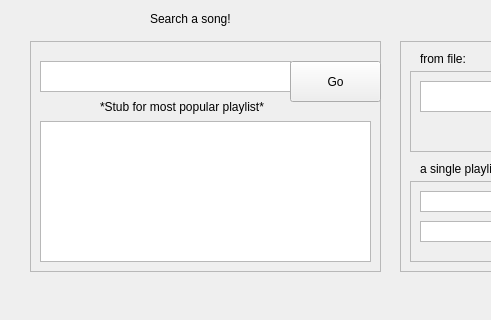
Old version of the form Playlist/mainwindow.ui in the repository pvelarde/playlist; both pictures show x 0 to 491 and y 206 to 526 of the 835 by 526 pixel window.
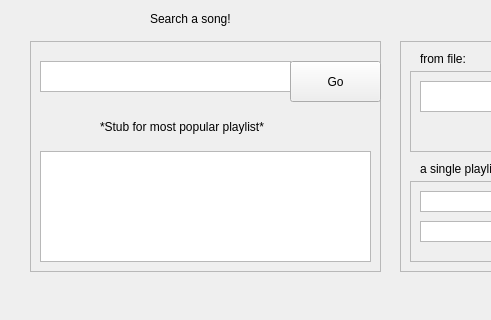
New version of the form.

Diff of the .ui file:
```diff
--- a/Playlist/mainwindow.ui
+++ b/Playlist/mainwindow.ui
@@ -79,7 +79,7 @@
      <property name="geometry">
       <rect>
        <x>70</x>
-       <y>50</y>
+       <y>70</y>
        <width>201</width>
        <height>31</height>
       </rect>
@@ -92,9 +92,9 @@
      <property name="geometry">
       <rect>
        <x>10</x>
-       <y>80</y>
+       <y>110</y>
        <width>331</width>
-       <height>141</height>
+       <height>111</height>
       </rect>
      </property>
     </widget>
```
